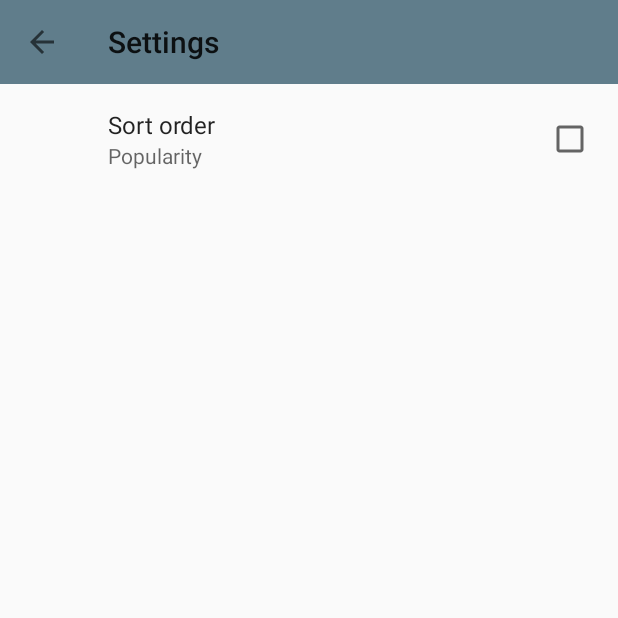
After one commit to florian42/PopularMoviesStage2, an Android app: the SettingsActivity screen opened directly, with no data from a screen before it, on a phone screen of 412 x 824 dp, the top half of it. The commit adds this screen. Run offline under Robolectric (Android 15) with nearby library versions, the phone set to English and light mode, and no system bars; our stand-ins replace androidx.preference.

Commit message:
feat: Implemented PreferenceFragment
It shows a setting to toggle the sort order in MainActivity.

```diff
--- /dev/null
+++ b/app/src/main/java/de/flo_aumeier/popularmoviesstage2/SettingsActivity.java
@@ -0,0 +1,34 @@
+package de.flo_aumeier.popularmoviesstage2;
+
+import android.os.Bundle;
+import android.support.v4.app.NavUtils;
+import android.support.v7.app.ActionBar;
+import android.support.v7.app.AppCompatActivity;
+import android.support.v7.widget.Toolbar;
+import android.view.MenuItem;
+
+public class SettingsActivity extends AppCompatActivity {
+
+    @Override
+    protected void onCreate(Bundle savedInstanceState) {
+        super.onCreate(savedInstanceState);
+        setContentView(R.layout.activity_settings);
+        Toolbar myToolbar = (Toolbar) findViewById(R.id.toolbar_settings);
+        setSupportActionBar(myToolbar);
+        ActionBar actionBar = getSupportActionBar();
+        if (null != actionBar) {
+            actionBar.setDisplayHomeAsUpEnabled(true);
+        }
+    }
+
+
+    @Override
+    public boolean onOptionsItemSelected(MenuItem item) {
+        int id = item.getItemId();
+        // When the home button is pressed, take the user back to the VisualizerActivity
+        if (id == android.R.id.home) {
+            NavUtils.navigateUpFromSameTask(this);
+        }
+        return super.onOptionsItemSelected(item);
+    }
+}
--- /dev/null
+++ b/app/src/main/java/de/flo_aumeier/popularmoviesstage2/SettingsFragment.java
@@ -0,0 +1,20 @@
+package de.flo_aumeier.popularmoviesstage2;
+
+
+import android.content.SharedPreferences;
+import android.os.Bundle;
+import android.support.v7.preference.PreferenceFragmentCompat;
+import android.support.v7.preference.PreferenceScreen;
+
+/**
+ * Created by Flo on 04.03.2017.
+ */
+
+public class SettingsFragment extends PreferenceFragmentCompat {
+    @Override
+    public void onCreatePreferences(Bundle savedInstanceState, String rootKey) {
+        addPreferencesFromResource(R.xml.pref_main_activity);
+        SharedPreferences sharedPreferences = getPreferenceScreen().getSharedPreferences();
+        PreferenceScreen prefScreen = getPreferenceScreen();
+    }
+}
--- a/app/src/main/res/layout/activity_movie.xml
+++ b/app/src/main/res/layout/activity_movie.xml
@@ -7,7 +7,8 @@
     android:layout_height="match_parent"
     tools:context="de.flo_aumeier.popularmoviesstage2.MovieActivity"
     android:fitsSystemWindows="true">
-    <!-- TODO: Movie details layout contains title, release date, movie poster, vote average, and plot synopsis. -->
+    <!-- TODO (2): Movie Details layout contains a section for displaying trailer videos and user
+    reviews. -->
     <!-- https://medium.com/google-developers/why-would-i-want-to-fitssystemwindows-4e26d9ce1eec#.yty230lqz -->
     <android.support.design.widget.AppBarLayout
         android:id="@+id/app_bar_layout"
--- /dev/null
+++ b/app/src/main/res/layout/activity_settings.xml
@@ -0,0 +1,20 @@
+<?xml version="1.0" encoding="utf-8"?>
+<android.support.constraint.ConstraintLayout xmlns:android="http://schemas.android.com/apk/res/android"
+                                             xmlns:app="http://schemas.android.com/apk/res-auto"
+                                             android:layout_width="match_parent"
+                                             android:layout_height="match_parent">
+
+    <android.support.v7.widget.Toolbar xmlns:android="http://schemas.android.com/apk/res/android"
+                                       android:id="@+id/toolbar_settings"
+                                       android:layout_width="match_parent"
+                                       android:layout_height="wrap_content"
+                                       android:background="?attr/colorPrimary"/>
+    <fragment
+        xmlns:android="http://schemas.android.com/apk/res/android"
+        android:id="@+id/activity_settings_fragment"
+        android:name="de.flo_aumeier.popularmoviesstage2.SettingsFragment"
+        android:layout_width="match_parent"
+        android:layout_height="wrap_content"
+        app:layout_constraintTop_toBottomOf="@+id/toolbar_settings">
+    </fragment>
+</android.support.constraint.ConstraintLayout>
--- /dev/null
+++ b/app/src/main/res/xml/pref_main_activity.xml
@@ -0,0 +1,9 @@
+<?xml version="1.0" encoding="utf-8"?>
+<PreferenceScreen xmlns:android="http://schemas.android.com/apk/res/android">
+    <CheckBoxPreference
+        android:defaultValue="false"
+        android:key="show_bass"
+        android:summaryOff="Popularity"
+        android:summaryOn="Rating"
+        android:title="Sort order" />
+</PreferenceScreen>
```
Also changed, not shown: app/build.gradle (+7 -3 lines), app/src/main/AndroidManifest.xml (+13 -4 lines), app/src/main/java/de/flo_aumeier/popularmoviesstage2/MainActivity.java (+31 -2 lines), app/src/main/java/de/flo_aumeier/popularmoviesstage2/MovieActivity.java (+11 -1 lines), app/src/main/res/layout/activity_main.xml (+19 -18 lines), app/src/main/res/menu/main_menu.xml (added, +9 -0 lines), app/src/main/res/values/styles.xml (+2 -11 lines), 1 other file.
